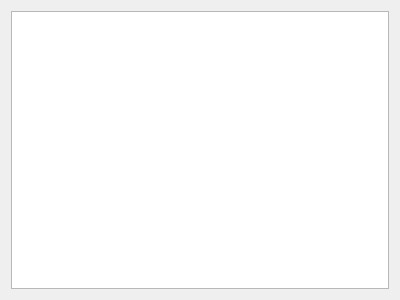
This is movingObj/dialog.ui in CrazyShaman/CS340Project as Qt 5 draws it before an edit. The edited form follows.
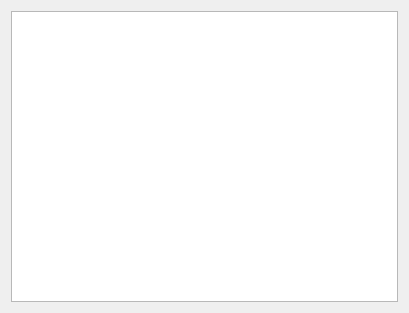
This is the edited form.

```diff
--- a/movingObj/dialog.ui
+++ b/movingObj/dialog.ui
@@ -6,8 +6,8 @@
    <rect>
     <x>0</x>
     <y>0</y>
-    <width>400</width>
-    <height>300</height>
+    <width>409</width>
+    <height>313</height>
    </rect>
   </property>
   <property name="windowTitle">
```
